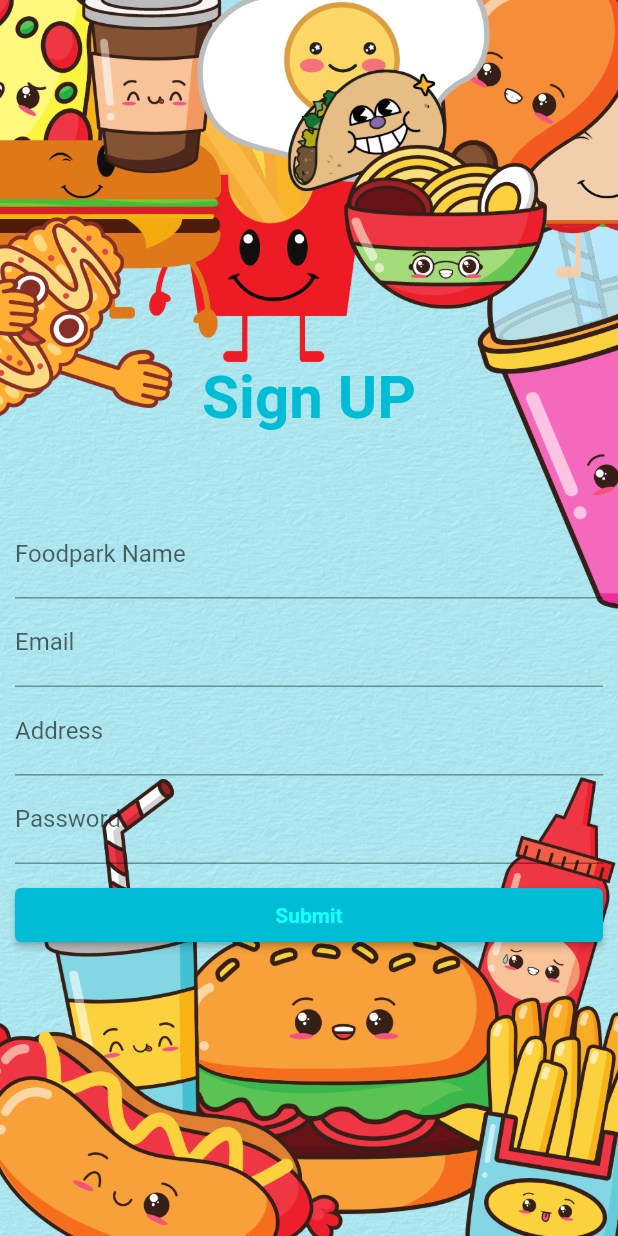
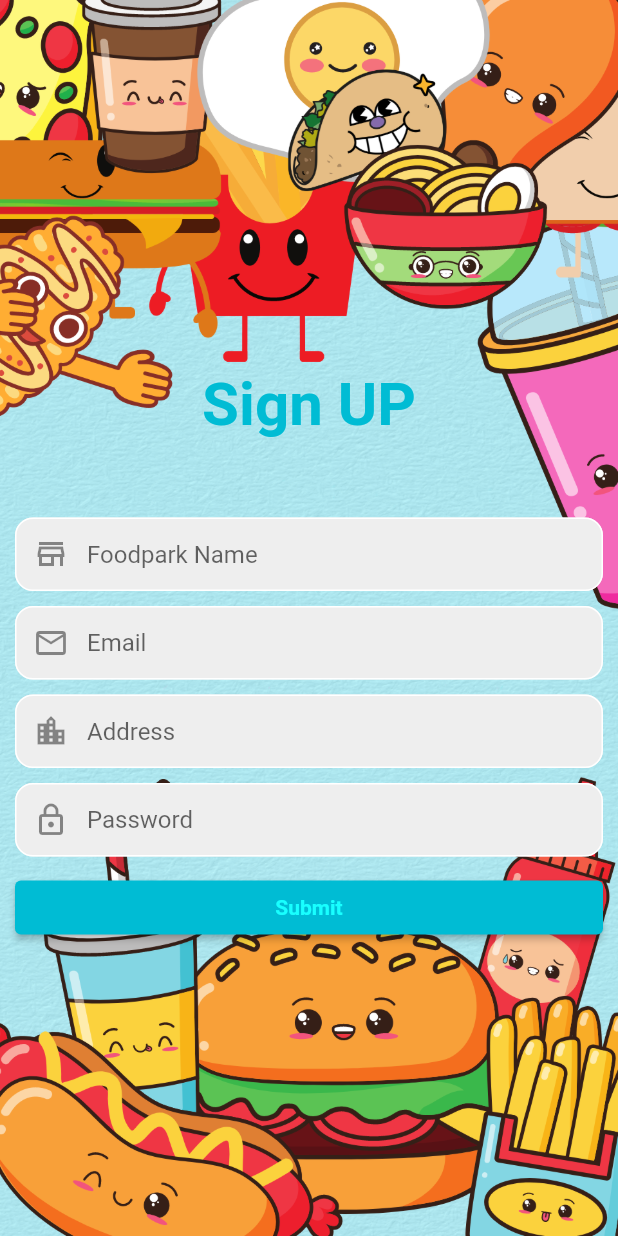
Before and after one commit to MobileAppDev-FoodPark/Food-Park-Clone, a Flutter app: the SignUpScreen screen opened directly, on a phone screen of 412 x 824 dp. Run offline on Flutter 3.47's test engine with Material 2 defaults, Android fonts, the phone set to English and light mode, and no system bars; our stand-ins replace cloud_firestore, firebase_auth, firebase_core, firebase_storage, fluttertoast, get and 2 more; missing offline and left inert: custom_info_window; accounts and stored records are empty.

Commit message:
add function

```diff
--- a/Final Project/food park/lib/Businesspages/addstall_page.dart
+++ b/Final Project/food park/lib/Businesspages/addstall_page.dart
@@ -9,8 +9,6 @@ import 'package:get/get.dart';
 
 class Addstall extends StatefulWidget {
   const Addstall({super.key});
-
-  get ownerId => null;
 
   @override
   State<Addstall> createState() => _AddstallState();
--- a/Final Project/food park/lib/Businesspages/sign_up_screen.dart
+++ b/Final Project/food park/lib/Businesspages/sign_up_screen.dart
@@ -13,6 +13,9 @@ class SignUpScreen extends StatefulWidget {
 
 class _SignUpScreenState extends State<SignUpScreen> {
   final _formKey = GlobalKey<FormState>();
+
+  String? uid;
+
   Map<String, String> userSignupData = {
     "username": "",
     "email": "",
@@ -72,7 +75,17 @@ class _SignUpScreenState extends State<SignUpScreen> {
                         TextFormField(
                           keyboardType: TextInputType.text,
                           decoration: InputDecoration(
-                            labelText: 'Foodpark Name',
+                            filled: true,
+                            fillColor: Colors.grey[200],
+                            prefixIcon: Icon(Icons.store_outlined),
+                            contentPadding: EdgeInsets.fromLTRB(20, 15, 20, 15),
+                            hintText: 'Foodpark Name',
+                            enabledBorder: OutlineInputBorder(
+                              borderRadius: BorderRadius.circular(12.0),
+                              borderSide: BorderSide(
+                                color: Colors.white,
+                              ),
+                            ),
                           ),
                           validator: (value) {
                             if (value == null || value.isEmpty) {
@@ -84,10 +97,23 @@ class _SignUpScreenState extends State<SignUpScreen> {
                             userSignupData['username'] = value!;
                           },
                         ),
+                        SizedBox(
+                          height: 10,
+                        ),
                         TextFormField(
                           keyboardType: TextInputType.emailAddress,
                           decoration: InputDecoration(
-                            labelText: 'Email',
+                            filled: true,
+                            fillColor: Colors.grey[200],
+                            prefixIcon: Icon(Icons.email_outlined),
+                            contentPadding: EdgeInsets.fromLTRB(20, 15, 20, 15),
+                            hintText: 'Email',
+                            enabledBorder: OutlineInputBorder(
+                              borderRadius: BorderRadius.circular(12.0),
+                              borderSide: BorderSide(
+                                color: Colors.white,
+                              ),
+                            ),
                           ),
                           validator: (value) {
                             if (value == null || value.isEmpty) {
@@ -99,10 +125,23 @@ class _SignUpScreenState extends State<SignUpScreen> {
                             userSignupData['email'] = value!;
                           },
                         ),
+                        SizedBox(
+                          height: 10,
+                        ),
                         TextFormField(
                           keyboardType: TextInputType.text,
                           decoration: InputDecoration(
-                            labelText: 'Address',
+                            filled: true,
+                            fillColor: Colors.grey[200],
+                            prefixIcon: Icon(Icons.location_city_outlined),
+                            contentPadding: EdgeInsets.fromLTRB(20, 15, 20, 15),
+                            hintText: 'Address',
+                            enabledBorder: OutlineInputBorder(
+                              borderRadius: BorderRadius.circular(12.0),
+                              borderSide: BorderSide(
+                                color: Colors.white,
+                              ),
+                            ),
                           ),
                           validator: (value) {
                             if (value == null || value.isEmpty) {
@@ -114,9 +153,24 @@ class _SignUpScreenState extends State<SignUpScreen> {
                             userSignupData['address'] = value!;
                           },
                         ),
+                        SizedBox(
+                          height: 10,
+                        ),
                         TextFormField(
                           obscureText: true,
-                          decoration: InputDecoration(labelText: 'Password'),
+                          decoration: InputDecoration(
+                            filled: true,
+                            fillColor: Colors.grey[200],
+                            prefixIcon: Icon(Icons.lock_outlined),
+                            contentPadding: EdgeInsets.fromLTRB(20, 15, 20, 15),
+                            hintText: 'Password',
+                            enabledBorder: OutlineInputBorder(
+                              borderRadius: BorderRadius.circular(12.0),
+                              borderSide: BorderSide(
+                                color: Colors.white,
+                              ),
+                            ),
+                          ),
                           validator: (value) {
                             if (value == null || value.isEmpty) {
                               return 'Password Required';
--- a/Final Project/food park/lib/Userpages/drawer_screen.dart
+++ b/Final Project/food park/lib/Userpages/drawer_screen.dart
@@ -3,7 +3,6 @@
 import 'package:cloud_firestore/cloud_firestore.dart';
 import 'package:firebase_auth/firebase_auth.dart';
 import 'package:flutter/material.dart';
-import 'package:foodspark/Userpages/home_page.dart';
 import 'package:foodspark/Userpages/login_page.dart';
 import 'package:foodspark/models/user_model.dart';
 
--- a/Final Project/food park/lib/getstart.dart
+++ b/Final Project/food park/lib/getstart.dart
@@ -7,6 +7,7 @@ import 'package:foodspark/helpers/app_colors.dart';
 import 'package:foodspark/welcomepage.dart';
 import 'package:get/get.dart';
 
+// ignore: must_be_immutable
 class GetStart extends StatelessWidget {
   GetStart({super.key});
   AuthController controller = Get.put(AuthController());
--- a/Final Project/food park/lib/models/stall_model.dart
+++ b/Final Project/food park/lib/models/stall_model.dart
@@ -4,13 +4,13 @@ class Stall {
   final String stallimage;
   final int phone;
   final String stallId;
-  final String ownerId;
+  final String userID;
   final String stalladdress;
 
   Stall(
       {required this.stallname,
       required this.stalluploaddate,
-      required this.ownerId,
+      required this.userID,
       required this.stallimage,
       required this.phone,
       required this.stallId,
--- a/Final Project/food park/pubspec.yaml
+++ b/Final Project/food park/pubspec.yaml
@@ -47,6 +47,8 @@ dependencies:
   intl: ^0.17.0
   google_maps_flutter: ^2.2.1
   custom_info_window: ^1.0.1
+  url_launcher: ^6.1.7
+
 
 dev_dependencies:
   flutter_test:
```
Also changed, not shown: Final Project/food park/lib/Businesspages/controllers/aut_controller.dart (+20 -17 lines), Final Project/food park/lib/Businesspages/controllers/data_controller.dart (+28 -8 lines), Final Project/food park/lib/Businesspages/login_screen.dart (+32 -3 lines), Final Project/food park/lib/Businesspages/stall_view.dart (+40 -0 lines), Final Project/food park/lib/Userpages/homepage.dart (+25 -30 lines), Final Project/food park/lib/welcomepage.dart (+5 -5 lines), Final Project/food park/pubspec.lock, 7 other files.
